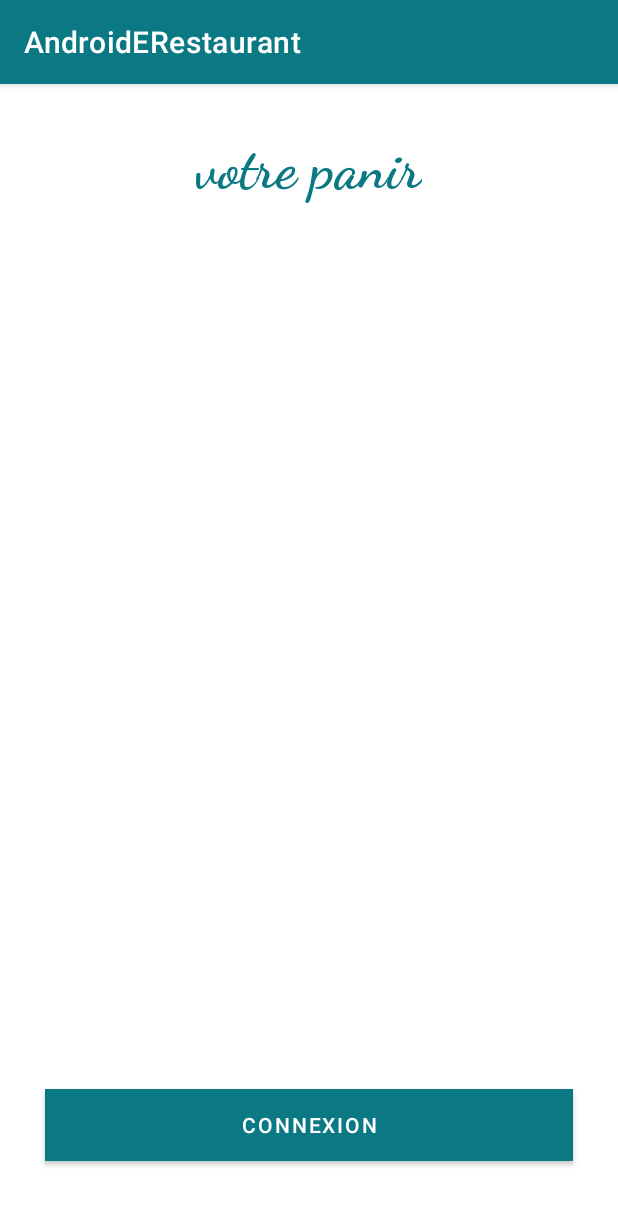
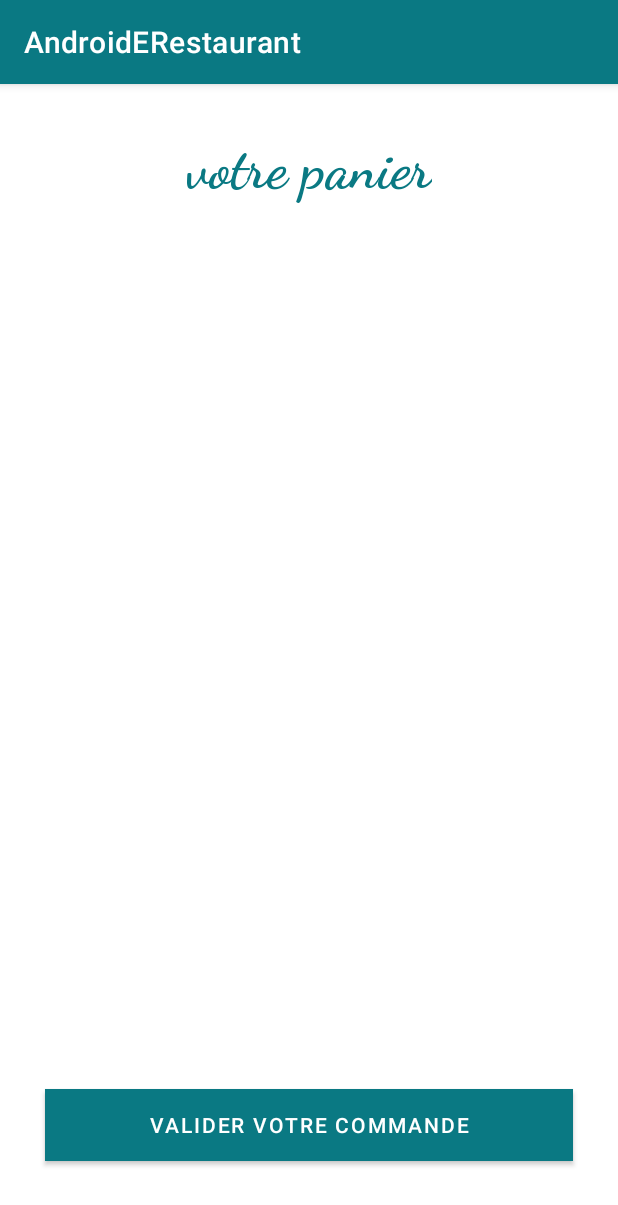
Before and after one commit to ChloeBlt/AndroidERestaurant, an Android app: the BasketActivity screen opened directly, with no data from a screen before it, on a phone screen of 412 x 824 dp. Shown: the top 1205 px of the screen. Run offline under Robolectric (Android 15) with nearby library versions, the phone set to English and light mode, and no system bars; our stand-ins replace Picasso; pictures from the network do not load; 2 statements that could not run were skipped.

Commit message:
Création d'un panier

```diff
--- a/app/build.gradle
+++ b/app/build.gradle
@@ -53,4 +53,5 @@ dependencies {
     implementation 'com.android.volley:volley:1.1.1'
     implementation 'com.google.code.gson:gson:2.8.7'
     implementation 'com.squareup.picasso:picasso:2.71828'
+    implementation 'com.android.support:design:26.1.0'
 }
--- a/app/src/main/AndroidManifest.xml
+++ b/app/src/main/AndroidManifest.xml
@@ -14,7 +14,7 @@
         android:theme="@style/Theme.AndroidERestaurant"
         android:usesCleartextTraffic="true">
         <activity
-            android:name=".CartActivity"
+            android:name=".BasketActivity"
             android:exported="false" />
         <activity
             android:name=".LoginActivity"
--- a/app/src/main/java/fr/isen/banliat/androiderestaurant/CartActivity.kt
+++ b/app/src/main/java/fr/isen/banliat/androiderestaurant/BasketActivity.kt
@@ -1,15 +1,13 @@
 package fr.isen.banliat.androiderestaurant
 
-import android.content.Intent
 import androidx.appcompat.app.AppCompatActivity
 import android.os.Bundle
+import android.util.Log
 import androidx.recyclerview.widget.LinearLayoutManager
 import fr.isen.banliat.androiderestaurant.databinding.ActivityCartBinding
 import fr.isen.banliat.androiderestaurant.model.CartData
-import fr.isen.banliat.androiderestaurant.model.DishModel
-import fr.isen.banliat.androiderestaurant.model.DishResult
 
-class CartActivity : AppCompatActivity() {
+class BasketActivity : AppCompatActivity() {
 
     private lateinit var binding: ActivityCartBinding
 
@@ -19,8 +17,17 @@ class CartActivity : AppCompatActivity() {
         binding = ActivityCartBinding.inflate(layoutInflater)
         setContentView(binding.root)
 
+        binding.cartList.layoutManager = LinearLayoutManager(this)
 
-        //displayDishesCart(dish)
+
+        /////////////////////////
+
+        var dish = intent.getSerializableExtra("data") as List<CartData>
+        Log.e("test", dish.toString())
+        displayDishesCart(dish)
+
+
+
 
 
     }
@@ -28,6 +35,6 @@ class CartActivity : AppCompatActivity() {
     private fun displayDishesCart(dishResult: List<CartData>) {
         binding.cartList.layoutManager = LinearLayoutManager(this)
 
-        binding.cartList.adapter = CartAdapter(dishResult)
+        binding.cartList.adapter = BasketAdapter(dishResult)
     }
 }
--- a/app/src/main/java/fr/isen/banliat/androiderestaurant/DishActivity.kt
+++ b/app/src/main/java/fr/isen/banliat/androiderestaurant/DishActivity.kt
@@ -16,6 +16,7 @@ import com.google.gson.Gson
 import fr.isen.banliat.androiderestaurant.databinding.ActivityDishBinding
 import fr.isen.banliat.androiderestaurant.model.DishModel
 import fr.isen.banliat.androiderestaurant.model.DishResult
+import fr.isen.banliat.androiderestaurant.BasketActivity
 import org.json.JSONObject
 
 class DishActivity : AppCompatActivity() {
@@ -80,7 +81,7 @@ class DishActivity : AppCompatActivity() {
     }
     override fun onOptionsItemSelected(item: MenuItem): Boolean {
         when (item.itemId){
-            R.id.cart -> { val intent = Intent(this, CartActivity::class.java)
+            R.id.cart -> { val intent = Intent(this, BasketActivity::class.java)
                 startActivity(intent) }
             R.id.account -> { val intent = Intent(this, LoginActivity::class.java)
                 startActivity(intent) }
--- a/app/src/main/java/fr/isen/banliat/androiderestaurant/HomeActivity.kt
+++ b/app/src/main/java/fr/isen/banliat/androiderestaurant/HomeActivity.kt
@@ -6,9 +6,7 @@ import android.os.Bundle
 import android.util.Log
 import android.view.Menu
 import android.view.MenuItem
-import android.widget.Toast
 import fr.isen.banliat.androiderestaurant.databinding.ActivityHomeBinding
-
 
 
 class HomeActivity : AppCompatActivity() {
@@ -50,7 +48,7 @@ class HomeActivity : AppCompatActivity() {
     }
     override fun onOptionsItemSelected(item: MenuItem): Boolean {
         when (item.itemId){
-            R.id.cart -> { val intent = Intent(this, CartActivity::class.java)
+            R.id.cart -> { val intent = Intent(this, BasketActivity::class.java)
                 startActivity(intent) }
             R.id.account -> { val intent = Intent(this, LoginActivity::class.java)
                 startActivity(intent) }
--- a/app/src/main/java/fr/isen/banliat/androiderestaurant/model/DishCart.kt
+++ b/app/src/main/java/fr/isen/banliat/androiderestaurant/model/DishCart.kt
@@ -5,5 +5,6 @@ import java.io.Serializable
 data class DishCart(val dishName: DishModel,
                       val quantity: Int): Serializable
 
-data class CartData(val DishName: String,
-                      var quantity : Int): Serializable
+data class CartData(
+    val DishName: String,
+    var quantity : Int ): Serializable
--- a/app/src/main/res/layout/activity_cart.xml
+++ b/app/src/main/res/layout/activity_cart.xml
@@ -5,7 +5,7 @@
     xmlns:tools="http://schemas.android.com/tools"
     android:layout_width="match_parent"
     android:layout_height="match_parent"
-    tools:context=".CartActivity">
+    tools:context=".BasketActivity">
 
     <TextView
         android:id="@+id/cartTitle"
@@ -13,10 +13,10 @@
         android:layout_height="wrap_content"
         android:layout_marginTop="32dp"
         android:fontFamily="cursive"
+        android:text="votre panier"
         android:textColor="@color/turquoise"
         android:textSize="38sp"
         android:textStyle="bold"
-        android:text="votre panir"
         app:layout_constraintEnd_toEndOf="parent"
         app:layout_constraintStart_toStartOf="parent"
         app:layout_constraintTop_toTopOf="parent" />
@@ -28,20 +28,20 @@
         android:layout_height="0dp"
         android:layout_marginTop="32dp"
         android:layout_marginBottom="32dp"
-        app:layout_constraintBottom_toTopOf="@+id/connectionBtn"
+        app:layout_constraintBottom_toTopOf="@+id/paidBtn"
         app:layout_constraintEnd_toEndOf="parent"
         app:layout_constraintStart_toStartOf="parent"
         app:layout_constraintTop_toBottomOf="@+id/cartTitle" />
 
     <Button
-        android:id="@+id/connectionBtn"
+        android:id="@+id/paidBtn"
         android:layout_width="0dp"
         android:layout_height="wrap_content"
         android:layout_marginStart="30dp"
         android:layout_marginEnd="30dp"
         android:layout_marginBottom="50dp"
         android:background="@color/turquoise"
-        android:text="connexion"
+        android:text="valider votre commande"
         app:layout_constraintBottom_toBottomOf="parent"
         app:layout_constraintEnd_toEndOf="parent"
         app:layout_constraintStart_toStartOf="parent" />
```
Also changed, not shown: app/src/main/java/fr/isen/banliat/androiderestaurant/BasketAdapter.kt (renamed from app/src/main/java/fr/isen/banliat/androiderestaurant/CartAdapter.kt, +4 -4 lines), app/src/main/java/fr/isen/banliat/androiderestaurant/DetailActivity.kt (+63 -14 lines), app/src/main/java/fr/isen/banliat/androiderestaurant/model/DishResult.kt (indentation only).
